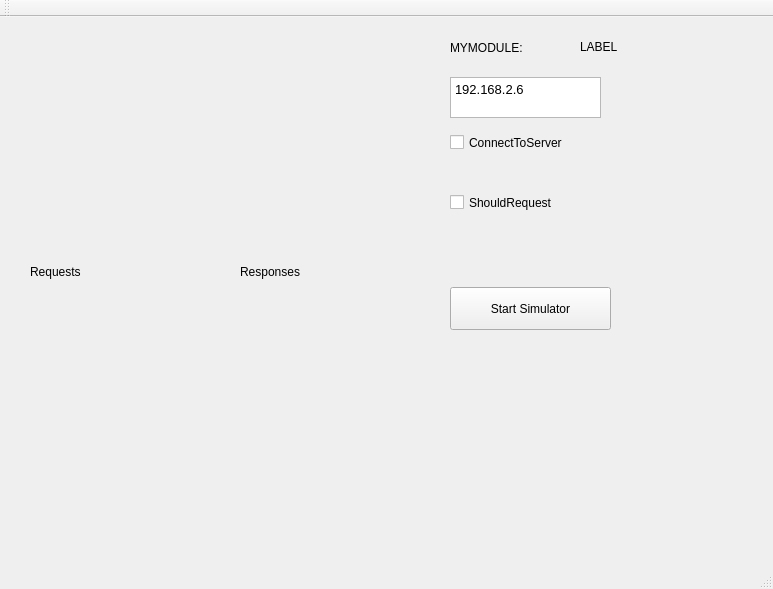
Old version of the form QtClients/EverybodySimulator2016/mainwindow.ui in the repository madhavpatel6/EmbeddedSystemDesign_Team02.
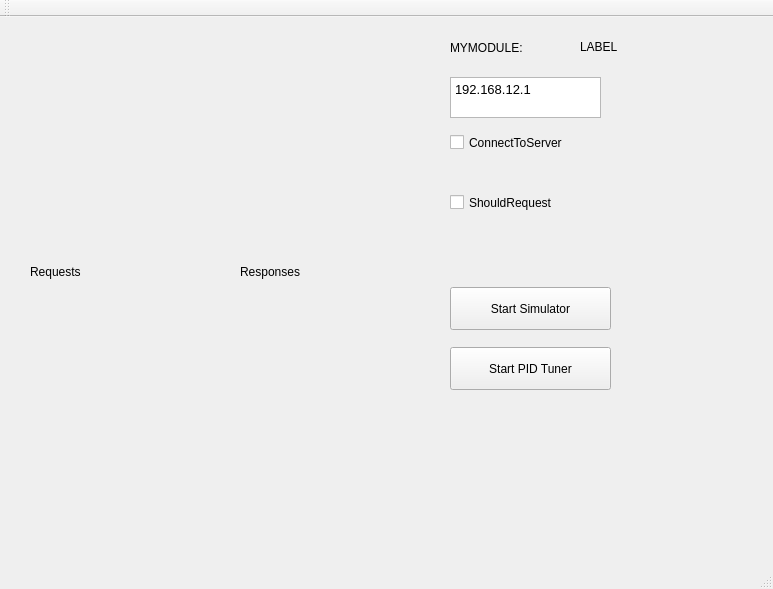
New version of the form.

Diff of the .ui file:
```diff
--- a/QtClients/EverybodySimulator2016/mainwindow.ui
+++ b/QtClients/EverybodySimulator2016/mainwindow.ui
@@ -41,7 +41,7 @@
 &lt;html&gt;&lt;head&gt;&lt;meta name=&quot;qrichtext&quot; content=&quot;1&quot; /&gt;&lt;style type=&quot;text/css&quot;&gt;
 p, li { white-space: pre-wrap; }
 &lt;/style&gt;&lt;/head&gt;&lt;body style=&quot; font-family:'Noto Sans'; font-size:10pt; font-weight:400; font-style:normal;&quot;&gt;
-&lt;p style=&quot; margin-top:0px; margin-bottom:0px; margin-left:0px; margin-right:0px; -qt-block-indent:0; text-indent:0px;&quot;&gt;192.168.2.6&lt;/p&gt;&lt;/body&gt;&lt;/html&gt;</string>
+&lt;p style=&quot; margin-top:0px; margin-bottom:0px; margin-left:0px; margin-right:0px; -qt-block-indent:0; text-indent:0px;&quot;&gt;192.168.12.1&lt;/p&gt;&lt;/body&gt;&lt;/html&gt;</string>
     </property>
    </widget>
    <widget class="QWidget" name="verticalLayoutWidget">
@@ -137,6 +137,19 @@
      <string>Start Simulator</string>
     </property>
    </widget>
+   <widget class="QPushButton" name="pushButton_2">
+    <property name="geometry">
+     <rect>
+      <x>450</x>
+      <y>330</y>
+      <width>161</width>
+      <height>43</height>
+     </rect>
+    </property>
+    <property name="text">
+     <string>Start PID Tuner</string>
+    </property>
+   </widget>
   </widget>
   <widget class="QMenuBar" name="menuBar">
    <property name="geometry">
```
